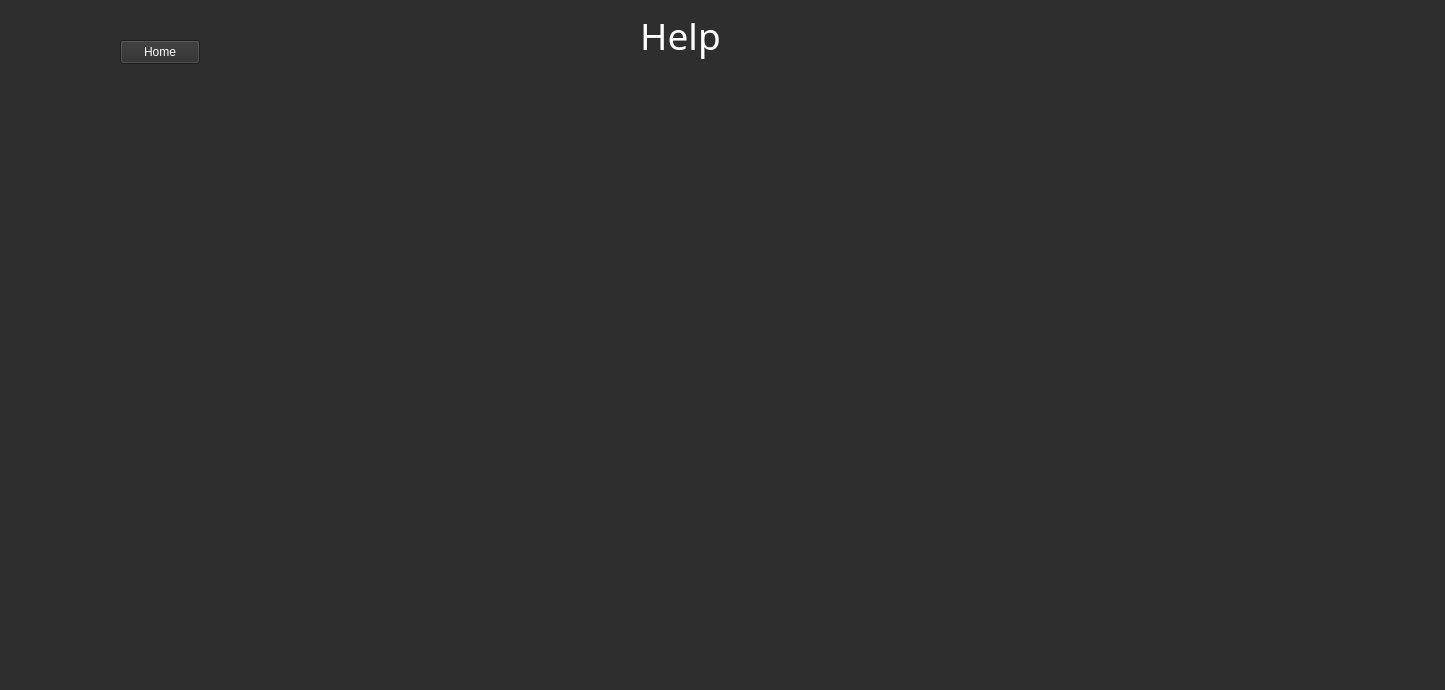
First picture: the form in A8_EducationalApp/mainwindow.ui, repository ethandavies8/Educational_App, before the edit.
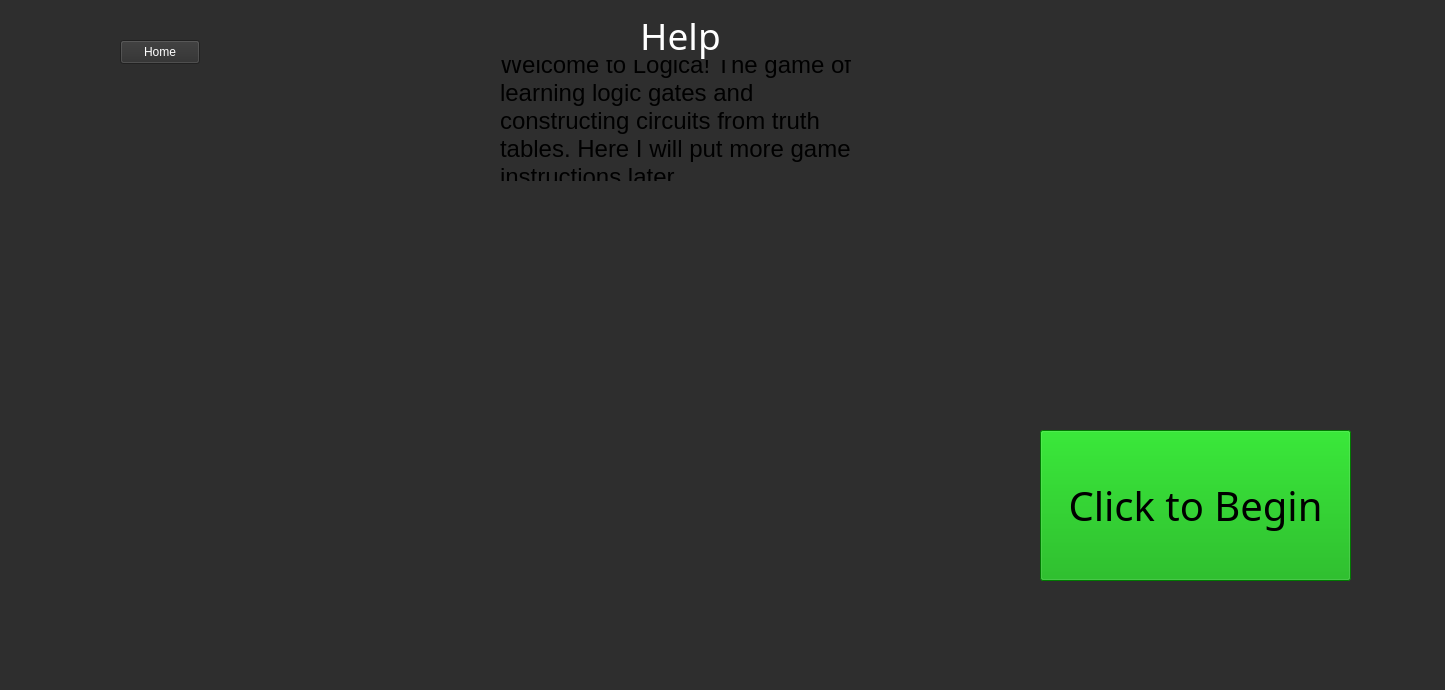
Second picture: the form after the edit. The open tabs and pages were chosen to show the change. Icons and pictures are not drawn.

Commit message: level select and falls into help menu first

The edit to the form file:
```diff
--- a/A8_EducationalApp/mainwindow.ui
+++ b/A8_EducationalApp/mainwindow.ui
@@ -615,6 +615,53 @@
        <string>Home</string>
       </property>
      </widget>
+     <widget class="QPushButton" name="helpMenuStartGame">
+      <property name="enabled">
+       <bool>true</bool>
+      </property>
+      <property name="geometry">
+       <rect>
+        <x>1040</x>
+        <y>430</y>
+        <width>311</width>
+        <height>151</height>
+       </rect>
+      </property>
+      <property name="font">
+       <font>
+        <family>PMingLiU-ExtB</family>
+        <pointsize>30</pointsize>
+       </font>
+      </property>
+      <property name="styleSheet">
+       <string notr="true">background-color: rgb(0, 170, 0);
+color: rgb(0, 0, 0);</string>
+      </property>
+      <property name="text">
+       <string>Click to Begin</string>
+      </property>
+     </widget>
+     <widget class="QLabel" name="helpMenuTitle">
+      <property name="geometry">
+       <rect>
+        <x>500</x>
+        <y>60</y>
+        <width>371</width>
+        <height>121</height>
+       </rect>
+      </property>
+      <property name="font">
+       <font>
+        <pointsize>18</pointsize>
+       </font>
+      </property>
+      <property name="text">
+       <string>Welcome to Logica! The game of learning logic gates and constructing circuits from truth tables. Here I will put more game instructions later</string>
+      </property>
+      <property name="wordWrap">
+       <bool>true</bool>
+      </property>
+     </widget>
     </widget>
     <widget class="QWidget" name="levelOne">
      <widget class="QLabel" name="levelLabel">
```
Left out of the diff: 94 changed lines with no effect on the pictures. The commit also changes 3 other files.
